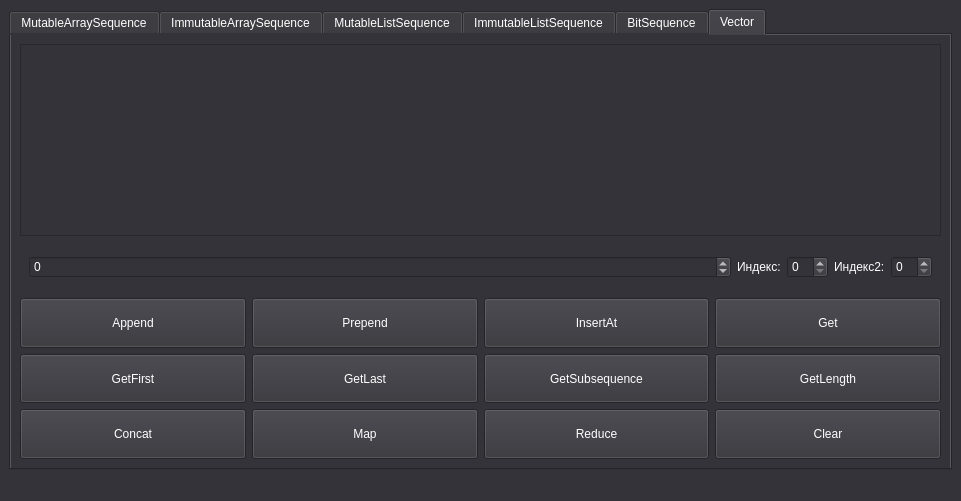
Qt form gui/mainwindow.ui (WwWwIvanwWwW/lab2) before a commit.
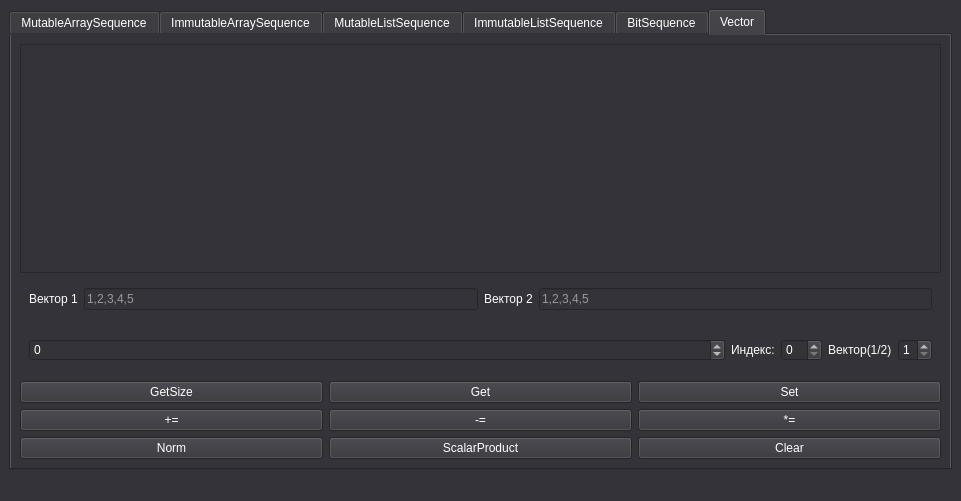
The same form after that commit. The open tabs and pages were chosen to show the change.

Commit message: Connect other Sequences, redesigned Vector tab.

What changed in the file:
```diff
--- a/gui/mainwindow.ui
+++ b/gui/mainwindow.ui
@@ -1616,7 +1616,41 @@
          <widget class="QTextEdit" name="vtextEdit"/>
         </item>
         <item>
-         <widget class="QWidget" name="vwidget" native="true">
+         <widget class="QWidget" name="vwidget2" native="true">
+          <layout class="QHBoxLayout" name="horizontalLayout_7">
+           <item>
+            <widget class="QLabel" name="vlabel3">
+             <property name="text">
+              <string>Вектор 1</string>
+             </property>
+            </widget>
+           </item>
+           <item>
+            <widget class="QLineEdit" name="vlineEdit1">
+             <property name="placeholderText">
+              <string>1,2,3,4,5</string>
+             </property>
+            </widget>
+           </item>
+           <item>
+            <widget class="QLabel" name="vlabel4">
+             <property name="text">
+              <string>Вектор 2</string>
+             </property>
+            </widget>
+           </item>
+           <item>
+            <widget class="QLineEdit" name="vlineEdit2">
+             <property name="placeholderText">
+              <string>1,2,3,4,5</string>
+             </property>
+            </widget>
+           </item>
+          </layout>
+         </widget>
+        </item>
+        <item>
+         <widget class="QWidget" name="vwidget1" native="true">
           <property name="sizePolicy">
            <sizepolicy hsizetype="Preferred" vsizetype="Fixed">
             <horstretch>1</horstretch>
@@ -1699,7 +1733,7 @@
               </sizepolicy>
              </property>
              <property name="text">
-              <string>Индекс2:</string>
+              <string>Вектор(1/2)</string>
              </property>
             </widget>
            </item>
@@ -1717,199 +1751,79 @@
                <height>0</height>
               </size>
              </property>
+             <property name="minimum">
+              <number>1</number>
+             </property>
+             <property name="maximum">
+              <number>2</number>
+             </property>
             </widget>
            </item>
           </layout>
          </widget>
         </item>
         <item>
-         <layout class="QGridLayout" name="vgridLayout">
-          <item row="2" column="3">
-           <widget class="QPushButton" name="vClear">
-            <property name="sizePolicy">
-             <sizepolicy hsizetype="Expanding" vsizetype="Expanding">
-              <horstretch>1</horstretch>
-              <verstretch>1</verstretch>
-             </sizepolicy>
-            </property>
-            <property name="styleSheet">
-             <string notr="true">color: rgb(255, 255, 255);</string>
-            </property>
-            <property name="text">
-             <string>Clear</string>
-            </property>
-           </widget>
-          </item>
-          <item row="2" column="0">
-           <widget class="QPushButton" name="vConcat">
-            <property name="sizePolicy">
-             <sizepolicy hsizetype="Expanding" vsizetype="Expanding">
-              <horstretch>1</horstretch>
-              <verstretch>1</verstretch>
-             </sizepolicy>
-            </property>
-            <property name="styleSheet">
-             <string notr="true">color: rgb(255, 255, 255);</string>
-            </property>
-            <property name="text">
-             <string>Concat</string>
-            </property>
-           </widget>
-          </item>
+         <layout class="QGridLayout" name="gridLayout_3" rowstretch="0,0,0,0" columnstretch="0,0,0,0">
           <item row="0" column="0">
-           <widget class="QPushButton" name="vAppend">
-            <property name="sizePolicy">
-             <sizepolicy hsizetype="Expanding" vsizetype="Expanding">
-              <horstretch>1</horstretch>
-              <verstretch>1</verstretch>
-             </sizepolicy>
-            </property>
-            <property name="styleSheet">
-             <string notr="true">color: rgb(255, 255, 255);</string>
-            </property>
+           <widget class="QPushButton" name="vGetSize">
             <property name="text">
-             <string>Append</string>
+             <string>GetSize</string>
             </property>
            </widget>
           </item>
           <item row="0" column="1">
-           <widget class="QPushButton" name="vPrepend">
-            <property name="sizePolicy">
-             <sizepolicy hsizetype="Expanding" vsizetype="Expanding">
-              <horstretch>1</horstretch>
-              <verstretch>1</verstretch>
-             </sizepolicy>
-            </property>
-            <property name="styleSheet">
-             <string notr="true">color: rgb(255, 255, 255);</string>
-            </property>
-            <property name="text">
-             <string>Prepend</string>
-            </property>
-           </widget>
-          </item>
-          <item row="0" column="2">
-           <widget class="QPushButton" name="vInsertAt">
-            <property name="sizePolicy">
-             <sizepolicy hsizetype="Expanding" vsizetype="Expanding">
-              <horstretch>1</horstretch>
-              <verstretch>1</verstretch>
-             </sizepolicy>
-            </property>
-            <property name="styleSheet">
-             <string notr="true">color: rgb(255, 255, 255);</string>
-            </property>
-            <property name="text">
-             <string>InsertAt</string>
-            </property>
-           </widget>
-          </item>
-          <item row="1" column="0">
-           <widget class="QPushButton" name="vGetFirst">
-            <property name="sizePolicy">
-             <sizepolicy hsizetype="Expanding" vsizetype="Expanding">
-              <horstretch>1</horstretch>
-              <verstretch>1</verstretch>
-             </sizepolicy>
-            </property>
-            <property name="styleSheet">
-             <string notr="true">color: rgb(255, 255, 255);</string>
-            </property>
-            <property name="text">
-             <string>GetFirst</string>
-            </property>
-           </widget>
-          </item>
-          <item row="0" column="3">
            <widget class="QPushButton" name="vGet">
-            <property name="sizePolicy">
-             <sizepolicy hsizetype="Expanding" vsizetype="Expanding">
-              <horstretch>1</horstretch>
-              <verstretch>1</verstretch>
-             </sizepolicy>
-            </property>
-            <property name="styleSheet">
-             <string notr="true">color: rgb(255, 255, 255);</string>
-            </property>
             <property name="text">
              <string>Get</string>
             </property>
            </widget>
           </item>
-          <item row="2" column="2">
-           <widget class="QPushButton" name="vReduce">
-            <property name="sizePolicy">
-             <sizepolicy hsizetype="Expanding" vsizetype="Expanding">
-              <horstretch>1</horstretch>
-              <verstretch>1</verstretch>
-             </sizepolicy>
-            </property>
-            <property name="styleSheet">
-             <string notr="true">color: rgb(255, 255, 255);</string>
-            </property>
+          <item row="0" column="2">
+           <widget class="QPushButton" name="vSet">
             <property name="text">
-             <string>Reduce</string>
+             <string>Set</string>
             </property>
            </widget>
           </item>
-          <item row="2" column="1">
-           <widget class="QPushButton" name="vMap">
-            <property name="sizePolicy">
-             <sizepolicy hsizetype="Expanding" vsizetype="Expanding">
-              <horstretch>1</horstretch>
-              <verstretch>1</verstretch>
-             </sizepolicy>
-            </property>
-            <property name="styleSheet">
-             <string notr="true">color: rgb(255, 255, 255);</string>
-            </property>
+          <item row="1" column="0">
+           <widget class="QPushButton" name="vPlusEquals">
             <property name="text">
-             <string>Map</string>
-            </property>
-           </widget>
-          </item>
-          <item row="1" column="3">
-           <widget class="QPushButton" name="vGetLength">
-            <property name="sizePolicy">
-             <sizepolicy hsizetype="Expanding" vsizetype="Expanding">
-              <horstretch>1</horstretch>
-              <verstretch>1</verstretch>
-             </sizepolicy>
-            </property>
-            <property name="text">
-             <string>GetLength</string>
+             <string>+=</string>
             </property>
            </widget>
           </item>
           <item row="1" column="1">
-           <widget class="QPushButton" name="vGetLast">
-            <property name="sizePolicy">
-             <sizepolicy hsizetype="Expanding" vsizetype="Expanding">
-              <horstretch>1</horstretch>
-              <verstretch>1</verstretch>
-             </sizepolicy>
-            </property>
-            <property name="styleSheet">
-             <string notr="true">color: rgb(255, 255, 255);</string>
-            </property>
+           <widget class="QPushButton" name="vMinusEquals">
             <property name="text">
-             <string>GetLast</string>
+             <string>-=</string>
             </property>
            </widget>
           </item>
           <item row="1" column="2">
-           <widget class="QPushButton" name="vGetSubsequence">
-            <property name="sizePolicy">
-             <sizepolicy hsizetype="Expanding" vsizetype="Expanding">
-              <horstretch>1</horstretch>
-              <verstretch>1</verstretch>
-             </sizepolicy>
+           <widget class="QPushButton" name="vMultiplyEquals">
+            <property name="text">
+             <string>*=</string>
             </property>
-            <property name="styleSheet">
-             <string notr="true">color: rgb(255, 255, 255);</string>
+           </widget>
+          </item>
+          <item row="2" column="2">
+           <widget class="QPushButton" name="pushButton_3">
+            <property name="text">
+             <string>Clear</string>
             </property>
+           </widget>
+          </item>
+          <item row="2" column="0">
+           <widget class="QPushButton" name="vNorm">
             <property name="text">
-             <string>GetSubsequence</string>
+             <string>Norm</string>
+            </property>
+           </widget>
+          </item>
+          <item row="2" column="1">
+           <widget class="QPushButton" name="vScalarProduct">
+            <property name="text">
+             <string>ScalarProduct</string>
             </property>
            </widget>
           </item>
```
Left out of the diff: 51 changed lines with no effect on the pictures. The commit also changes 3 other files.
